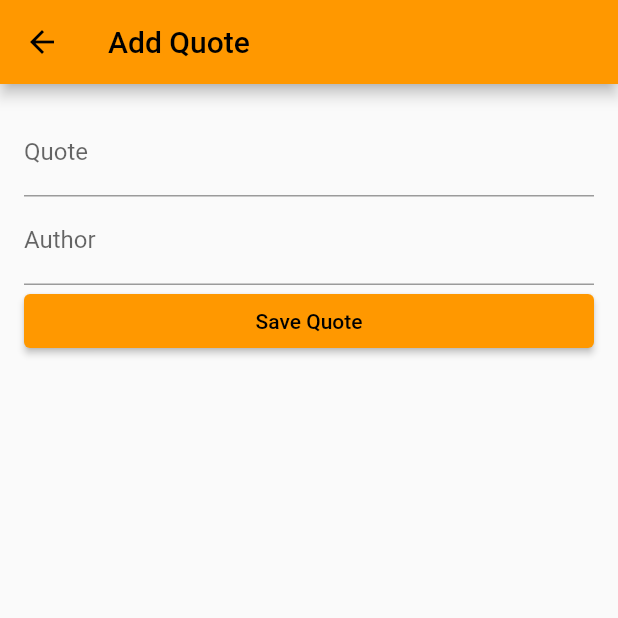
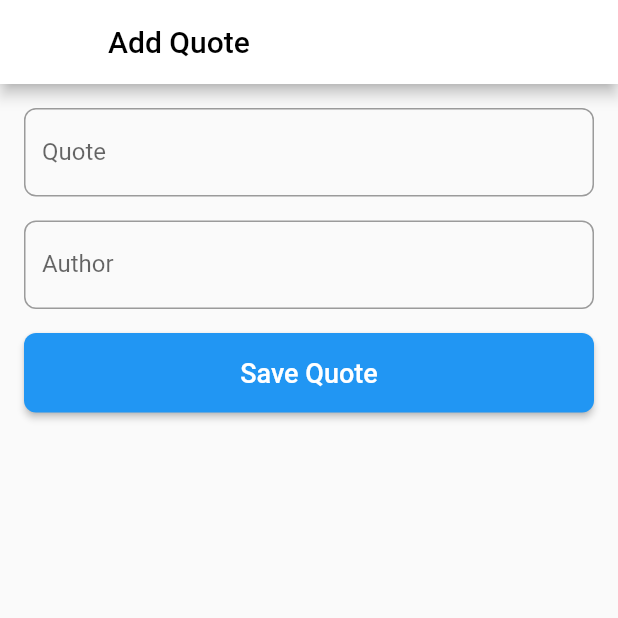
Before and after one commit to shinnkura/wise_words_app_ver2, a Flutter app: the screen it shows after launch, after a tap on the "add" icon, on a phone screen of 412 x 824 dp, the top half of it. Run offline on Flutter 3.47's test engine with Material 2 defaults, Android fonts, the phone set to English and light mode, and no system bars; our stand-ins replace google_fonts.

Commit message:
【UI】白を基調したテーマに変更。フォントも日本語をベースとしたものに

```diff
--- a/lib/main.dart
+++ b/lib/main.dart
@@ -1,16 +1,29 @@
 import 'package:flutter/material.dart';
-import 'package:wise_words_app_ver2/quote_list.dart';
+import 'package:google_fonts/google_fonts.dart';
+import 'quote_list.dart';
 
 void main() {
   runApp(MyApp());
 }
 
 class MyApp extends StatelessWidget {
+  // final Color subduedOrange = const Color(0x88FFA500);
+
+  ThemeData buildTheme(Brightness brightness) {
+    return ThemeData(
+      // primaryColor: subduedOrange,
+      textTheme: GoogleFonts.newTegominTextTheme(),
+      brightness: brightness,
+    );
+  }
+
   @override
   Widget build(BuildContext context) {
     return MaterialApp(
       title: 'WiseWords',
-      theme: ThemeData(primarySwatch: Colors.orange),
+      theme: buildTheme(Brightness.light),
+      darkTheme: buildTheme(Brightness.dark),
+      themeMode: ThemeMode.system,
       home: QuoteList(),
     );
   }
--- a/lib/quote_form.dart
+++ b/lib/quote_form.dart
@@ -1,4 +1,5 @@
 import 'package:flutter/material.dart';
+import 'package:google_fonts/google_fonts.dart';
 
 class QuoteForm extends StatefulWidget {
   @override
@@ -10,11 +11,9 @@ class _QuoteFormState extends State<QuoteForm> {
   String _quote = '';
   String _author = '';
 
-  // フォームの送信処理を実装する
   void _submitForm() {
     if (_formKey.currentState!.validate()) {
       _formKey.currentState!.save();
-      // 名言を保存する処理を実装する
       Navigator.pop(context, {'quote': _quote, 'author': _author});
     }
   }
@@ -22,14 +21,25 @@ class _QuoteFormState extends State<QuoteForm> {
   @override
   Widget build(BuildContext context) {
     return Scaffold(
-      appBar: AppBar(title: Text('Add Quote')),
+      appBar: AppBar(
+        backgroundColor: Colors.white,
+        title: const Text(
+          'Add Quote',
+          style: TextStyle(color: Colors.black),
+        ),
+      ),
       body: Form(
         key: _formKey,
         child: ListView(
-          padding: EdgeInsets.all(16.0),
+          padding: const EdgeInsets.all(16.0),
           children: [
             TextFormField(
-              decoration: InputDecoration(labelText: 'Quote'),
+              decoration: InputDecoration(
+                labelText: 'Quote',
+                border: OutlineInputBorder(
+                  borderRadius: BorderRadius.circular(8),
+                ),
+              ),
               validator: (value) {
                 if (value!.isEmpty) {
                   return 'Please enter a quote';
@@ -38,13 +48,37 @@ class _QuoteFormState extends State<QuoteForm> {
               },
               onSaved: (value) => _quote = value!,
             ),
+            const SizedBox(height: 16),
             TextFormField(
-              decoration: InputDecoration(labelText: 'Author'),
+              decoration: InputDecoration(
+                labelText: 'Author',
+                border: OutlineInputBorder(
+                  borderRadius: BorderRadius.circular(8),
+                ),
+              ),
               onSaved: (value) => _author = value!,
             ),
+            const SizedBox(height: 16),
             ElevatedButton(
               onPressed: _submitForm,
-              child: Text('Save Quote'),
+              style: ElevatedButton.styleFrom(
+                padding:
+                    const EdgeInsets.symmetric(vertical: 16, horizontal: 32),
+                // textStyle: const TextStyle(fontSize: 18),
+                textStyle: Theme.of(context).textTheme.labelLarge?.copyWith(
+                      fontFamily: GoogleFonts.newTegomin().fontFamily,
+                      fontSize: 18,
+                    ),
+                shape: RoundedRectangleBorder(
+                  borderRadius: BorderRadius.circular(8),
+                ),
+              ),
+              child: const Text(
+                'Save Quote',
+                style: TextStyle(
+                  color: Colors.white,
+                ),
+              ),
             ),
           ],
         ),
@@ -52,5 +86,3 @@ class _QuoteFormState extends State<QuoteForm> {
     );
   }
 }
-
-class RaisedButton {}
--- a/lib/quote_list.dart
+++ b/lib/quote_list.dart
@@ -2,14 +2,15 @@ import 'package:flutter/material.dart';
 import 'quote_form.dart';
 
 class QuoteList extends StatefulWidget {
+  const QuoteList({super.key});
+
   @override
   _QuoteListState createState() => _QuoteListState();
 }
 
 class _QuoteListState extends State<QuoteList> {
-  List _quotes = [];
+  final List _quotes = [];
 
-  // 名言を追加する処理を実装する
   void _addQuote(String quote, String author) {
     setState(() {
       _quotes.add({'quote': quote, 'author': author});
@@ -19,35 +20,57 @@ class _QuoteListState extends State<QuoteList> {
   @override
   Widget build(BuildContext context) {
     return Scaffold(
-      appBar: AppBar(title: Text('Quote List')),
-      body: ListView.builder(
-        itemCount: _quotes.length,
-        itemBuilder: (context, index) {
-          return ListTile(
-            title: Text(_quotes[index]['quote']),
-            subtitle: Text(_quotes[index]['author']),
-            onTap: () {
-              // 名言の詳細画面に遷移する処理を実装する
-            },
-          );
-        },
+      appBar: AppBar(
+        backgroundColor: Colors.white,
+        title: const Text(
+          'WiseWords',
+          style: TextStyle(color: Colors.black),
+        ),
+      ),
+      body: Padding(
+        padding: const EdgeInsets.all(8.0),
+        child: ListView.builder(
+          itemCount: _quotes.length,
+          itemBuilder: (context, index) {
+            return Card(
+              margin: const EdgeInsets.symmetric(vertical: 6, horizontal: 4),
+              child: ListTile(
+                contentPadding: const EdgeInsets.all(16),
+                title: Text(
+                  _quotes[index]['quote'],
+                  style: const TextStyle(fontSize: 18),
+                ),
+                subtitle: Padding(
+                  padding: const EdgeInsets.only(top: 8),
+                  child: Text(
+                    _quotes[index]['author'],
+                    style: const TextStyle(
+                        fontSize: 14, fontStyle: FontStyle.italic),
+                  ),
+                ),
+                onTap: () {},
+              ),
+            );
+          },
+        ),
       ),
       floatingActionButton: FloatingActionButton(
+        backgroundColor: Colors.white,
         onPressed: () async {
-          // 名言フォーム画面に遷移し、結果を待つ
           final result = await Navigator.push(
             context,
             MaterialPageRoute(
               builder: (context) => QuoteForm(),
             ),
           );
-
-          // 結果がnullでない場合、名言を追加する
           if (result != null) {
             _addQuote(result['quote'], result['author']);
           }
         },
-        child: Icon(Icons.add),
+        child: const Icon(
+          Icons.add,
+          color: Colors.blue,
+        ),
       ),
     );
   }
```
Also changed, not shown: pubspec.yaml (+4 -72 lines), pubspec.lock, 10 other files.
